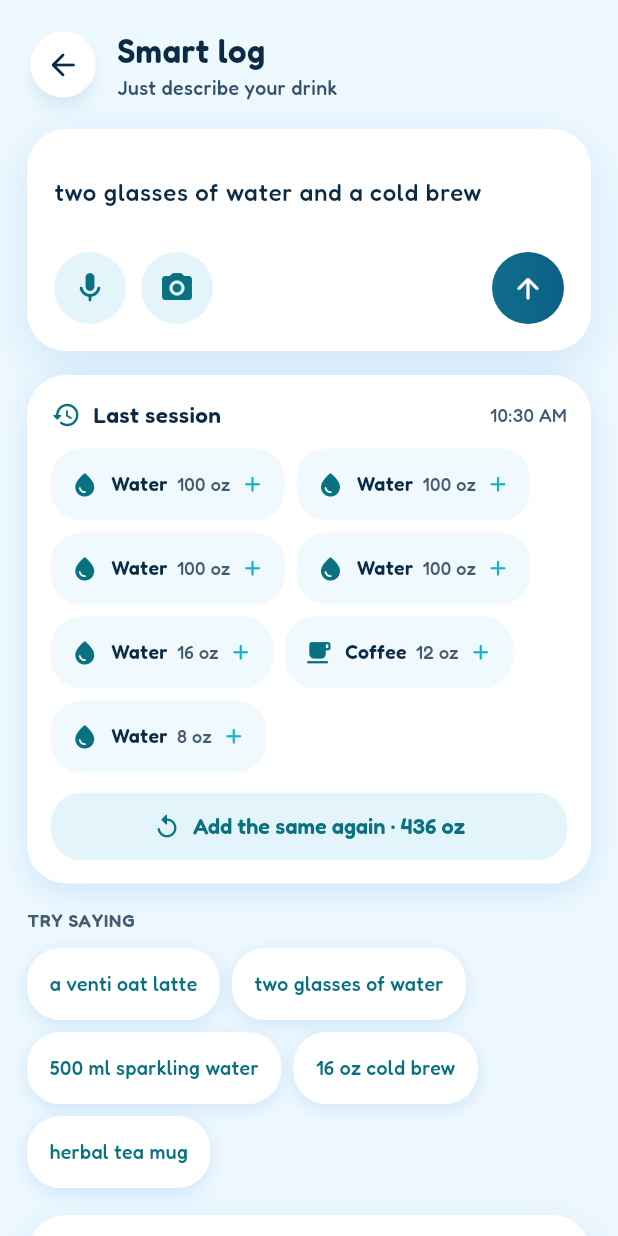
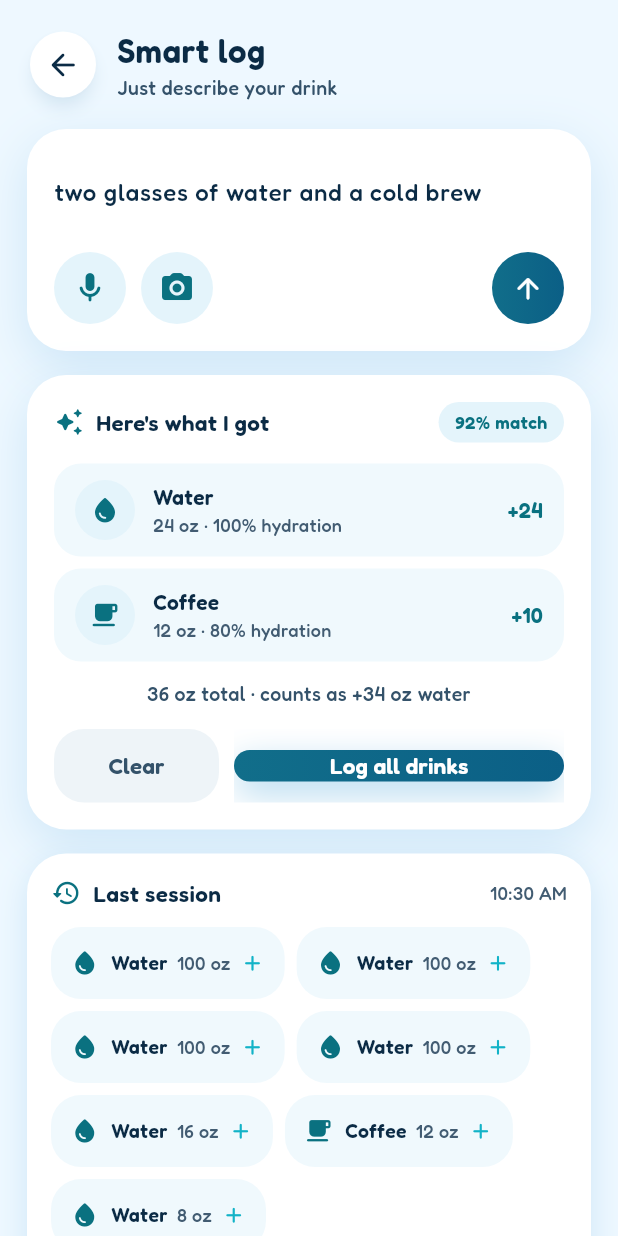
Before and after one commit to Shir0o/wave, a Flutter app: the SmartLogScreen screen opened directly, after a tap on the "mic" icon, on a phone screen of 412 x 824 dp. Run offline on Flutter 3.47's test engine with Material 3 defaults, Android fonts, the phone set to English and light mode, and no system bars; our stand-ins replace google_fonts, shared_preferences; missing offline and left inert: health; accounts and stored records are empty.

Commit message:
fix(ui): surface smart log results above history and clear docked FAB (#39)

```diff
--- a/lib/screens/smart_log_screen.dart
+++ b/lib/screens/smart_log_screen.dart
@@ -18,6 +18,7 @@ class _SmartLogScreenState extends State<SmartLogScreen>
     with SingleTickerProviderStateMixin {
   late TextEditingController _controller;
   late AnimationController _waveAnimController;
+  final ScrollController _scrollController = ScrollController();
 
   final List<String> _chips = [
     'a venti oat latte',
@@ -41,7 +42,19 @@ class _SmartLogScreenState extends State<SmartLogScreen>
   void dispose() {
     _controller.dispose();
     _waveAnimController.dispose();
+    _scrollController.dispose();
     super.dispose();
+  }
+
+  /// Brings the header, input and the freshly parsed result card back into the
+  /// viewport after a parse, so the result is never left below the fold.
+  void _scrollToResult() {
+    if (!_scrollController.hasClients) return;
+    _scrollController.animateTo(
+      0,
+      duration: const Duration(milliseconds: 250),
+      curve: Curves.easeOut,
+    );
   }
 
   @override
@@ -63,6 +76,7 @@ class _SmartLogScreenState extends State<SmartLogScreen>
       backgroundColor: theme.bg,
       body: SafeArea(
         child: SingleChildScrollView(
+          controller: _scrollController,
           padding: const EdgeInsets.symmetric(horizontal: 18.0, vertical: 18.0),
           child: Column(
             crossAxisAlignment: CrossAxisAlignment.start,
@@ -85,7 +99,8 @@ class _SmartLogScreenState extends State<SmartLogScreen>
                     ),
                   ),
                   const SizedBox(width: 12),
-                  Column(
+                  Expanded(
+                    child: Column(
                       crossAxisAlignment: CrossAxisAlignment.start,
                       children: [
                         Text(
@@ -105,6 +120,7 @@ class _SmartLogScreenState extends State<SmartLogScreen>
                           ),
                         ),
                       ],
+                    ),
                   ),
                 ],
               ),
@@ -172,7 +188,10 @@ class _SmartLogScreenState extends State<SmartLogScreen>
                         const Spacer(),
                         // Send/Parse Action
                         GestureDetector(
-                          onTap: () => state.setAiText(_controller.text),
+                          onTap: () {
+                            state.setAiText(_controller.text);
+                            _scrollToResult();
+                          },
                           child: Container(
                             width: 48,
                             height: 48,
@@ -218,6 +237,12 @@ class _SmartLogScreenState extends State<SmartLogScreen>
                 ),
               ),
               const SizedBox(height: 16),
+              // Results Display Box — rendered directly under the input card so
+              // a parsed result is visible without scrolling past history/chips.
+              if (hasResult) ...[
+                _buildResultCard(state, theme),
+                const SizedBox(height: 16),
+              ],
               // Last Session Card (Smart Add)
               if (state.lastBatchEntries().isNotEmpty) ...[
                 _buildLastSessionCard(context, state, theme),
@@ -242,6 +267,7 @@ class _SmartLogScreenState extends State<SmartLogScreen>
                   return InkWell(
                     onTap: () {
                       state.setAiText(label);
+                      _scrollToResult();
                     },
                     borderRadius: BorderRadius.circular(22),
                     child: ConstrainedBox(
@@ -279,10 +305,37 @@ class _SmartLogScreenState extends State<SmartLogScreen>
                   );
                 }).toList(),
               ),
-              const SizedBox(height: 18),
-              // Results Display Box
-              if (hasResult)
-                AnimatedContainer(
+              const SizedBox(height: 96),
+            ],
+          ),
+        ),
+      ),
+    );
+  }
+
+  Widget _buildListeningBar(double delay) {
+    return AnimatedBuilder(
+      animation: _waveAnimController,
+      builder: (context, child) {
+        final val = math.sin(
+          (_waveAnimController.value * 2 * math.pi) + delay * 10,
+        );
+        final height = 6.0 + (val.abs() * 10.0);
+        return Container(
+          margin: const EdgeInsets.symmetric(horizontal: 1.5),
+          width: 3,
+          height: height,
+          decoration: BoxDecoration(
+            color: const Color(0xFF0D94A6),
+            borderRadius: BorderRadius.circular(2),
+          ),
+        );
+      },
+    );
+  }
+
+  Widget _buildResultCard(AppState state, AppThemeColors theme) {
+    return AnimatedContainer(
       duration: const Duration(milliseconds: 300),
       padding: const EdgeInsets.all(18.0),
       decoration: BoxDecoration(
@@ -299,9 +352,9 @@ class _SmartLogScreenState extends State<SmartLogScreen>
       child: Column(
         children: [
           Row(
-                        mainAxisAlignment: MainAxisAlignment.spaceBetween,
             children: [
-                          Row(
+              Expanded(
+                child: Row(
                   children: [
                     Icon(
                       Icons.auto_awesome_rounded,
@@ -309,16 +362,22 @@ class _SmartLogScreenState extends State<SmartLogScreen>
                       size: 20,
                     ),
                     const SizedBox(width: 8),
-                              Text(
+                    Flexible(
+                      child: Text(
                         "Here's what I got",
+                        maxLines: 1,
+                        overflow: TextOverflow.ellipsis,
                         style: GoogleFonts.fredoka(
                           fontSize: 15,
                           fontWeight: FontWeight.w600,
                           color: theme.text,
                         ),
                       ),
+                    ),
                   ],
                 ),
+              ),
+              const SizedBox(width: 8),
               Container(
                 padding: const EdgeInsets.symmetric(
                   horizontal: 11,
@@ -330,6 +389,7 @@ class _SmartLogScreenState extends State<SmartLogScreen>
                 ),
                 child: Text(
                   '${(state.aiResult!.confidence * 100).round()}% match',
+                  maxLines: 1,
                   style: GoogleFonts.fredoka(
                     fontSize: 12,
                     fontWeight: FontWeight.w600,
@@ -345,8 +405,7 @@ class _SmartLogScreenState extends State<SmartLogScreen>
             shrinkWrap: true,
             physics: const NeverScrollableScrollPhysics(),
             itemCount: state.aiResult!.items.length,
-                        separatorBuilder: (context, index) =>
-                            const SizedBox(height: 8),
+            separatorBuilder: (context, index) => const SizedBox(height: 8),
             itemBuilder: (context, index) {
               final it = state.aiResult!.items[index];
               return Container(
@@ -376,8 +435,7 @@ class _SmartLogScreenState extends State<SmartLogScreen>
                     const SizedBox(width: 12),
                     Expanded(
                       child: Column(
-                                    crossAxisAlignment:
-                                        CrossAxisAlignment.start,
+                        crossAxisAlignment: CrossAxisAlignment.start,
                         children: [
                           Text(
                             it.name,
@@ -415,6 +473,7 @@ class _SmartLogScreenState extends State<SmartLogScreen>
           // Total sum label
           Text(
             '${state.aiResult!.oz.round()} oz total · counts as +${state.aiResult!.hydration.round()} oz water',
+            textAlign: TextAlign.center,
             style: GoogleFonts.fredoka(
               fontSize: 13,
               color: theme.text2,
@@ -431,18 +490,20 @@ class _SmartLogScreenState extends State<SmartLogScreen>
                     elevation: 0,
                     backgroundColor: theme.divider,
                     foregroundColor: theme.text2,
-                                padding: const EdgeInsets.symmetric(
-                                  vertical: 14,
-                                ),
+                    padding: const EdgeInsets.symmetric(vertical: 14),
                     shape: RoundedRectangleBorder(
                       borderRadius: BorderRadius.circular(20),
                     ),
                   ),
+                  child: FittedBox(
+                    fit: BoxFit.scaleDown,
                     child: Text(
                       'Clear',
+                      maxLines: 1,
                       style: GoogleFonts.fredoka(
                         fontSize: 15,
                         fontWeight: FontWeight.w600,
+                      ),
                     ),
                   ),
                 ),
@@ -452,33 +513,23 @@ class _SmartLogScreenState extends State<SmartLogScreen>
                 flex: 2,
                 child: ElevatedButton(
                   onPressed: () => state.confirmAiLog(),
-                              style:
-                                  ElevatedButton.styleFrom(
+                  style: ElevatedButton.styleFrom(
                     elevation: 0,
                     shadowColor: Colors.transparent,
-                                    padding: const EdgeInsets.symmetric(
-                                      vertical: 14,
-                                    ),
+                    padding: const EdgeInsets.symmetric(vertical: 14),
                     shape: RoundedRectangleBorder(
                       borderRadius: BorderRadius.circular(20),
                     ),
-                                  ).copyWith(
-                                    elevation: ButtonStyleButton.allOrNull(0),
-                                  ),
+                  ).copyWith(elevation: ButtonStyleButton.allOrNull(0)),
                   child: Ink(
                     decoration: BoxDecoration(
                       gradient: LinearGradient(
-                                    colors: [
-                                      theme.brandGradStart,
-                                      theme.brandGradEnd,
-                                    ],
+                        colors: [theme.brandGradStart, theme.brandGradEnd],
                       ),
                       borderRadius: BorderRadius.circular(20),
                       boxShadow: [
                         BoxShadow(
-                                      color: const Color(
-                                        0xFF1F8FD0,
-                                      ).withOpacity(0.35),
+                          color: const Color(0xFF1F8FD0).withOpacity(0.35),
                           blurRadius: 20,
                           offset: const Offset(0, 8),
                         ),
@@ -486,8 +537,11 @@ class _SmartLogScreenState extends State<SmartLogScreen>
                     ),
                     child: Container(
                       alignment: Alignment.center,
+                      child: FittedBox(
+                        fit: BoxFit.scaleDown,
                         child: Text(
                           'Log all drinks',
+                          maxLines: 1,
                           style: GoogleFonts.fredoka(
                             fontSize: 15,
                             fontWeight: FontWeight.w600,
@@ -498,36 +552,11 @@ class _SmartLogScreenState extends State<SmartLogScreen>
                     ),
                   ),
                 ),
+              ),
             ],
           ),
         ],
       ),
-                ),
-            ],
-          ),
-        ),
-      ),
-    );
-  }
-
-  Widget _buildListeningBar(double delay) {
-    return AnimatedBuilder(
-      animation: _waveAnimController,
-      builder: (context, child) {
-        final val = math.sin(
-          (_waveAnimController.value * 2 * math.pi) + delay * 10,
-        );
-        final height = 6.0 + (val.abs() * 10.0);
-        return Container(
-          margin: const EdgeInsets.symmetric(horizontal: 1.5),
-          width: 3,
-          height: height,
-          decoration: BoxDecoration(
-            color: const Color(0xFF0D94A6),
-            borderRadius: BorderRadius.circular(2),
-          ),
-        );
-      },
     );
   }
 
```
Lines whose indentation alone changed are shown as unchanged.
